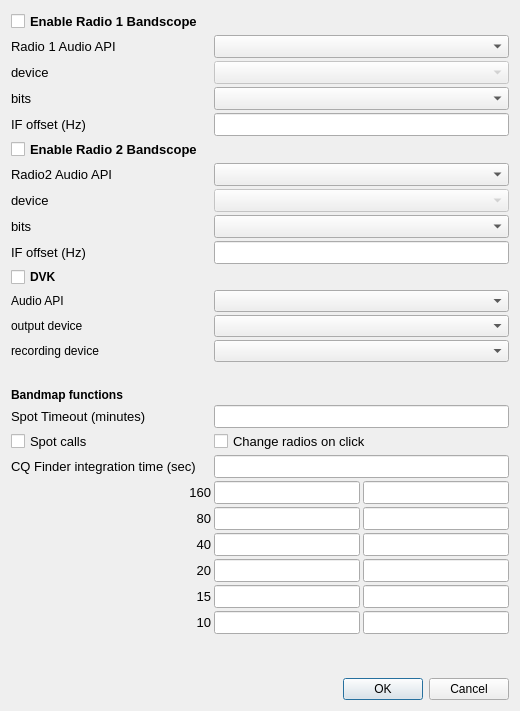
Before: the Qt Designer form so2sdr/sdrdialog.ui in n4ogw/so2sdr, drawn with Qt 5.
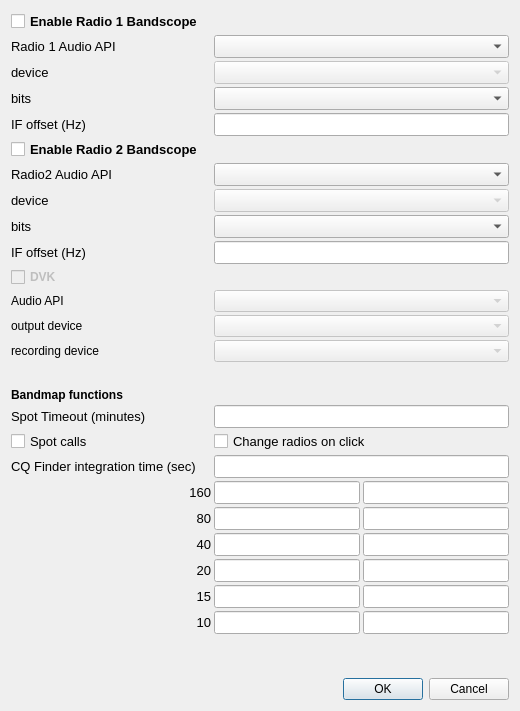
After: the same form once the commit is applied.

```diff
--- a/so2sdr/sdrdialog.ui
+++ b/so2sdr/sdrdialog.ui
@@ -242,6 +242,9 @@
      </item>
      <item row="11" column="0">
       <widget class="QCheckBox" name="checkBox_3">
+       <property name="enabled">
+        <bool>false</bool>
+       </property>
        <property name="font">
         <font>
          <weight>75</weight>
@@ -261,7 +264,11 @@
       </widget>
      </item>
      <item row="12" column="1">
-      <widget class="QComboBox" name="APIDVKComboBox"/>
+      <widget class="QComboBox" name="APIDVKComboBox">
+       <property name="enabled">
+        <bool>false</bool>
+       </property>
+      </widget>
      </item>
      <item row="13" column="0">
       <widget class="QLabel" name="label_9">
@@ -271,7 +278,11 @@
       </widget>
      </item>
      <item row="13" column="1">
-      <widget class="QComboBox" name="SoundCardDVKComboBox"/>
+      <widget class="QComboBox" name="SoundCardDVKComboBox">
+       <property name="enabled">
+        <bool>false</bool>
+       </property>
+      </widget>
      </item>
      <item row="14" column="0">
       <widget class="QLabel" name="label_20">
@@ -281,7 +292,11 @@
       </widget>
      </item>
      <item row="14" column="1">
-      <widget class="QComboBox" name="DVKRecordingComboBox"/>
+      <widget class="QComboBox" name="DVKRecordingComboBox">
+       <property name="enabled">
+        <bool>false</bool>
+       </property>
+      </widget>
      </item>
      <item row="15" column="0">
       <spacer name="verticalSpacer">
```
